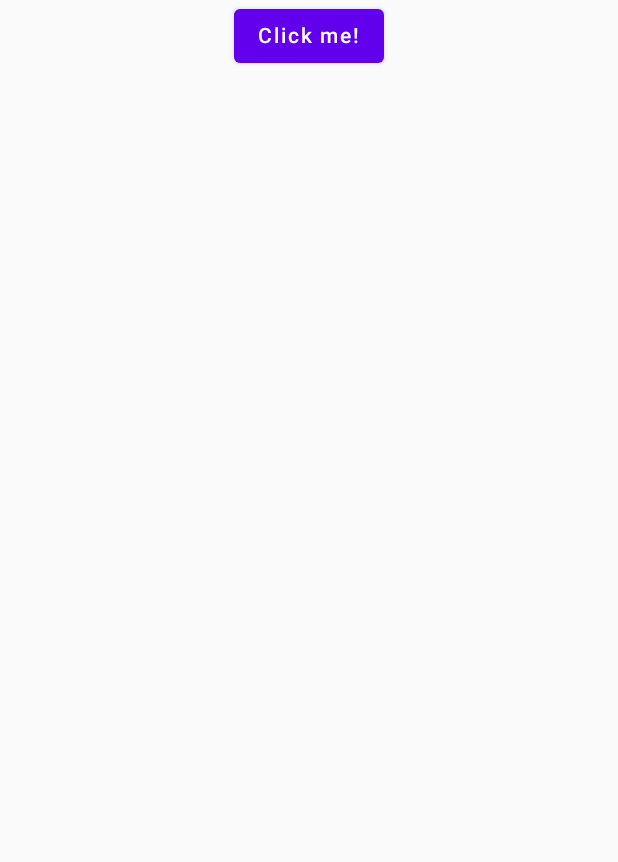
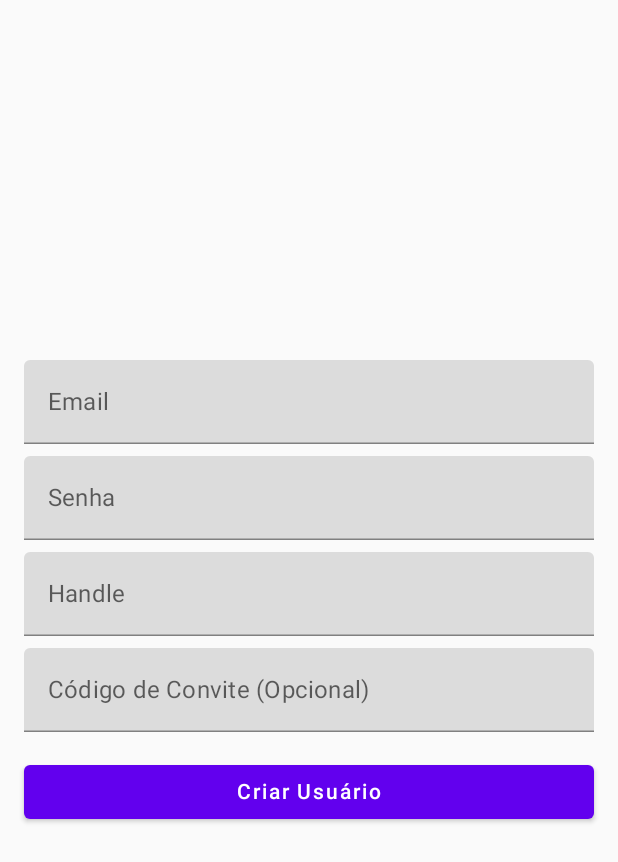
Before and after one commit to geovanedcs/GCSN, an Android app built with Jetpack Compose: the screen it shows after launch (MainActivity), on a phone screen of 412 x 824 dp. Shown: the top 862 px of the screen. Run offline under Robolectric (Android 15) with nearby library versions, the light colour scheme and no system bars.

Commit message:
Implement Bluesky API client with user registration and authentication features

```diff
--- a/composeApp/build.gradle.kts
+++ b/composeApp/build.gradle.kts
@@ -47,6 +47,9 @@ kotlin {
             implementation(libs.androidx.lifecycle.runtime.compose)
             implementation(libs.kotlinx.serialization.json)
             implementation(libs.androidx.media3.common)
+            implementation(libs.ktor.client.core)
+            implementation(libs.ktor.client.content.negotiation)
+            implementation(libs.ktor.serialization.kotlinx.json)
         }
         iosMain{
             dependencies {
--- a/composeApp/src/androidMain/kotlin/br/com/omnidevs/gcsn/MainActivity.kt
+++ b/composeApp/src/androidMain/kotlin/br/com/omnidevs/gcsn/MainActivity.kt
@@ -5,13 +5,16 @@ import androidx.activity.ComponentActivity
 import androidx.activity.compose.setContent
 import androidx.compose.runtime.Composable
 import androidx.compose.ui.tooling.preview.Preview
+import br.com.omnidevs.gcsn.network.api.BlueskyApi
+import br.com.omnidevs.gcsn.ui.RegisterUserScreen
 
 class MainActivity : ComponentActivity() {
     override fun onCreate(savedInstanceState: Bundle?) {
         super.onCreate(savedInstanceState)
+        val api = BlueskyApi()
 
         setContent {
-            App()
+            RegisterUserScreen(api = api)
         }
     }
 }
@@ -19,5 +22,6 @@ class MainActivity : ComponentActivity() {
 @Preview
 @Composable
 fun AppAndroidPreview() {
-    App()
+    val api = BlueskyApi()
+    RegisterUserScreen(api = api)
 }
--- a/composeApp/src/commonMain/kotlin/br/com/omnidevs/gcsn/model/Feed.kt
+++ b/composeApp/src/commonMain/kotlin/br/com/omnidevs/gcsn/model/Feed.kt
@@ -1,4 +1,6 @@
 package br.com.omnidevs.gcsn.model
+
+import br.com.omnidevs.gcsn.model.post.Post
 
 data class Feed(
     val posts: List<Post>,
--- /dev/null
+++ b/composeApp/src/commonMain/kotlin/br/com/omnidevs/gcsn/network/HttpClientProvider.kt
@@ -0,0 +1,22 @@
+package br.com.omnidevs.gcsn.network
+
+import br.com.omnidevs.gcsn.network.api.AuthManager
+import io.ktor.client.HttpClient
+import io.ktor.client.plugins.contentnegotiation.ContentNegotiation
+import io.ktor.client.plugins.defaultRequest
+import io.ktor.http.HttpHeaders
+import io.ktor.serialization.kotlinx.json.json
+import kotlinx.serialization.json.Json
+
+object HttpClientProvider {
+    val client: HttpClient = HttpClient {
+        install(ContentNegotiation) {
+            json(Json { ignoreUnknownKeys = true })
+        }
+        defaultRequest {
+            AuthManager.accessToken?.let { token ->
+                headers.append(HttpHeaders.Authorization, "Bearer $token")
+            }
+        }
+    }
+}
--- /dev/null
+++ b/composeApp/src/commonMain/kotlin/br/com/omnidevs/gcsn/ui/RegisterUserScreen.kt
@@ -0,0 +1,74 @@
+package br.com.omnidevs.gcsn.ui
+
+import androidx.compose.foundation.layout.*
+import androidx.compose.material.*
+import androidx.compose.runtime.*
+import androidx.compose.ui.Modifier
+import androidx.compose.ui.unit.dp
+import br.com.omnidevs.gcsn.network.api.BlueskyApi
+import kotlinx.coroutines.CoroutineScope
+import kotlinx.coroutines.Dispatchers
+import kotlinx.coroutines.IO
+import kotlinx.coroutines.launch
+
+@Composable
+fun RegisterUserScreen(api: BlueskyApi) {
+    var email by remember { mutableStateOf("") }
+    var password by remember { mutableStateOf("") }
+    var handle by remember { mutableStateOf("") }
+    var inviteCode by remember { mutableStateOf("") }
+    var result by remember { mutableStateOf("") }
+
+    Column(
+        modifier = Modifier
+            .fillMaxSize()
+            .padding(16.dp),
+        verticalArrangement = Arrangement.Center
+    ) {
+        TextField(
+            value = email,
+            onValueChange = { email = it },
+            label = { Text("Email") },
+            modifier = Modifier.fillMaxWidth()
+        )
+        Spacer(modifier = Modifier.height(8.dp))
+        TextField(
+            value = password,
+            onValueChange = { password = it },
+            label = { Text("Senha") },
+            modifier = Modifier.fillMaxWidth()
+        )
+        Spacer(modifier = Modifier.height(8.dp))
+        TextField(
+            value = handle,
+            onValueChange = { handle = it },
+            label = { Text("Handle") },
+            modifier = Modifier.fillMaxWidth()
+        )
+        Spacer(modifier = Modifier.height(8.dp))
+        TextField(
+            value = inviteCode,
+            onValueChange = { inviteCode = it },
+            label = { Text("Código de Convite (Opcional)") },
+            modifier = Modifier.fillMaxWidth()
+        )
+        Spacer(modifier = Modifier.height(16.dp))
+        Button(
+            onClick = {
+                CoroutineScope(Dispatchers.IO).launch {
+                    try {
+                        val response = api.registerAccount(email, password, handle, inviteCode.ifEmpty { null })
+                        result = if (response.success) "Usuário criado com sucesso!" else "Erro: ${response.error}"
+                    } catch (e: Exception) {
+                        result = "Erro: ${e.message}"
+                    }
+                }
+            },
+            modifier = Modifier.fillMaxWidth()
+        ) {
+            Text("Criar Usuário")
+        }
+        Spacer(modifier = Modifier.height(16.dp))
+        Text(result)
+    }
+}
--- a/gradle/libs.versions.toml
+++ b/gradle/libs.versions.toml
@@ -33,8 +33,11 @@ androidx-activity-compose = { module = "androidx.activity:activity-compose", ver
 androidx-lifecycle-viewmodel = { group = "org.jetbrains.androidx.lifecycle", name = "lifecycle-viewmodel", version.ref = "androidx-lifecycle" }
 androidx-lifecycle-runtime-compose = { group = "org.jetbrains.androidx.lifecycle", name = "lifecycle-runtime-compose", version.ref = "androidx-lifecycle" }
 kotlinx-serialization-json = { module = "org.jetbrains.kotlinx:kotlinx-serialization-json", version.ref = "kotlinxSerializationJson" }
+ktor-client-content-negotiation = { module = "io.ktor:ktor-client-content-negotiation", version.ref = "ktorClientDarwin" }
+ktor-client-core = { module = "io.ktor:ktor-client-core", version.ref = "ktorClientDarwin" }
 ktor-client-darwin = { module = "io.ktor:ktor-client-darwin", version.ref = "ktorClientDarwin" }
 ktor-client-okhttp = { module = "io.ktor:ktor-client-okhttp", version.ref = "ktorClientDarwin" }
+ktor-serialization-kotlinx-json = { module = "io.ktor:ktor-serialization-kotlinx-json", version.ref = "ktorClientDarwin" }
 
 [plugins]
 androidApplication = { id = "com.android.application", version.ref = "agp" }
```
Also changed, not shown: composeApp/src/commonMain/kotlin/br/com/omnidevs/gcsn/network/api/BlueskyApi.kt (+101 -5 lines), composeApp/src/commonMain/kotlin/br/com/omnidevs/gcsn/network/api/BlueskyAuthApi.kt (added, +33 -0 lines), composeApp/src/commonMain/kotlin/br/com/omnidevs/gcsn/network/response/Response.kt (+64 -1 lines).
